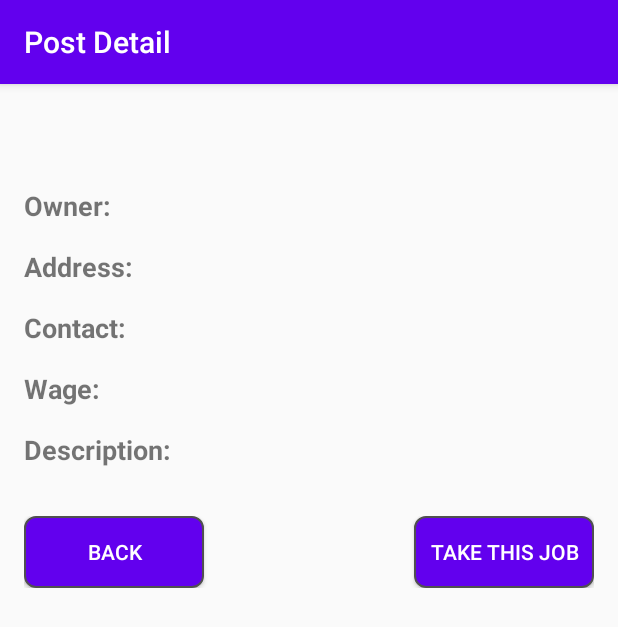
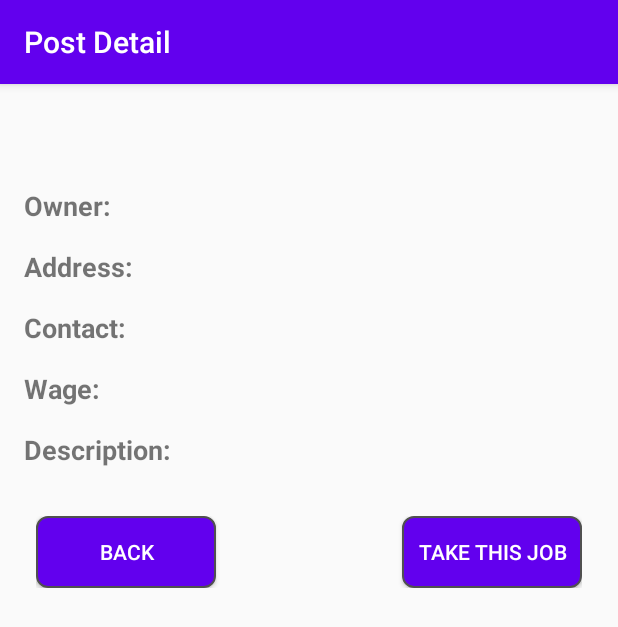
Before and after one commit to RyanTran2506/Our-hospitable-neighbor, an Android app: the PostDetail screen opened directly, with no data from a screen before it, on a phone screen of 412 x 824 dp. Shown: the top 627 px of the screen. Run offline under Robolectric (Android 15) with nearby library versions, the phone set to English and light mode, and no system bars; our stand-ins replace Firebase (no records; nobody signed in at launch, a user with empty details on screens opened directly), RxJava; libraries missing offline, so code that uses them is left out: java9.util, java9.util.concurrent; 6 statements that could not run were skipped.

Commit message:
changed post detail

```diff
--- a/app/src/main/res/layout/activity_post_detail.xml
+++ b/app/src/main/res/layout/activity_post_detail.xml
@@ -172,9 +172,9 @@
         <LinearLayout
             android:layout_width="match_parent"
             android:layout_height="wrap_content"
-            android:layout_marginStart="16dp"
+            android:layout_marginStart="24dp"
             android:layout_marginTop="16dp"
-            android:layout_marginEnd="16dp"
+            android:layout_marginEnd="24dp"
             android:layout_marginBottom="16dp"
             android:orientation="horizontal">
 
```
